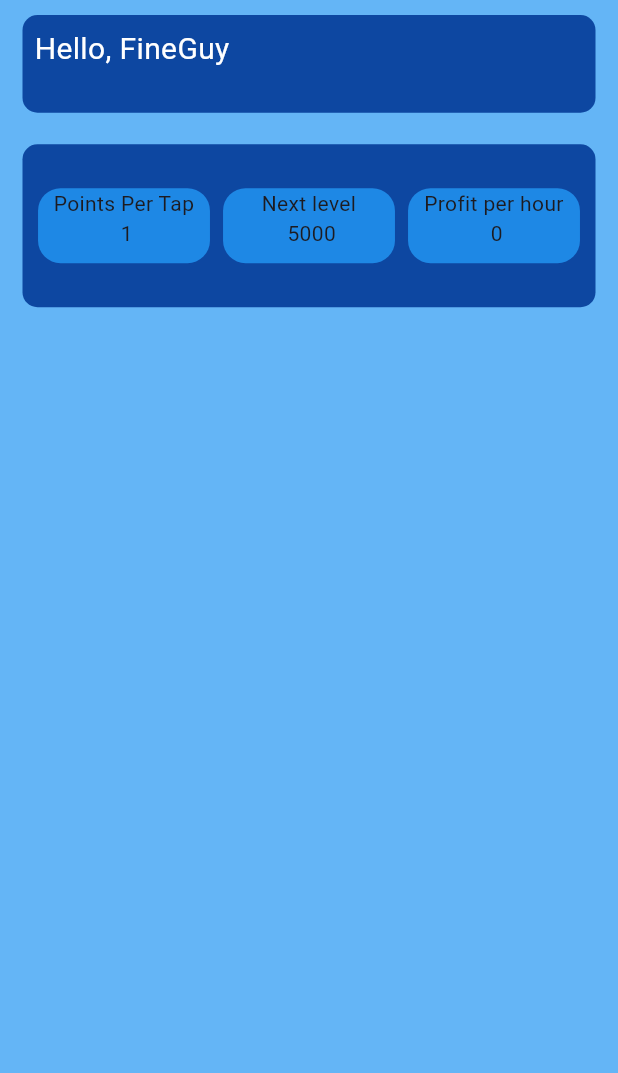
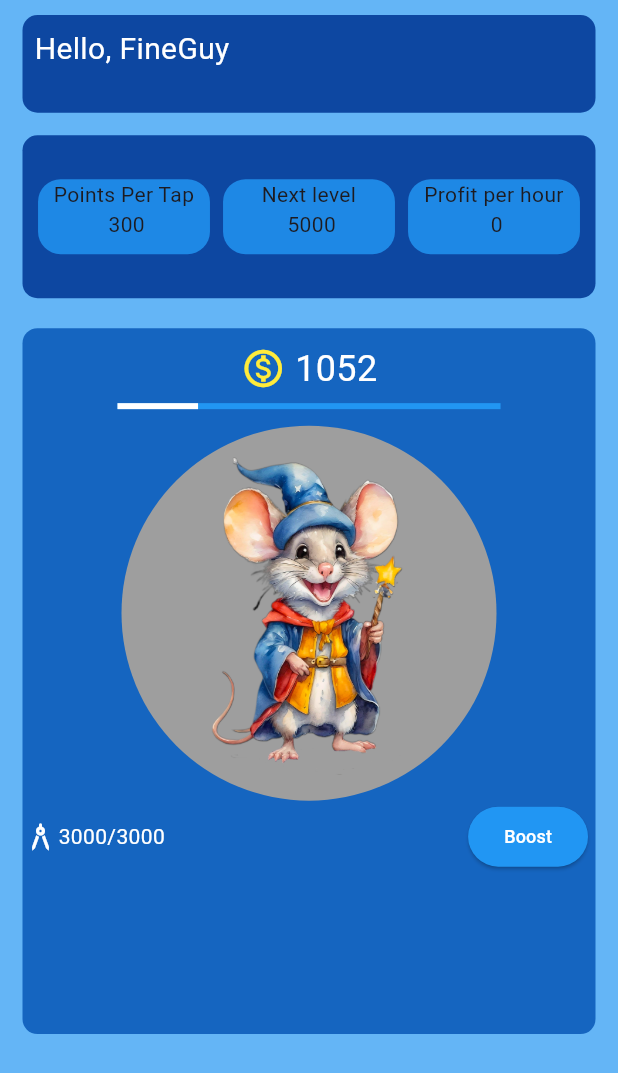
Before and after one commit to Fine-Guy-21/FineDrop-Flutter-App, a Flutter app: the screen it shows after launch, on a phone screen of 412 x 824 dp. Shown: the top 1073 px of the screen. Run offline on Flutter 3.47's test engine with Material 3 defaults, Android fonts, the phone set to English and light mode, and no system bars.

Commit message:
Update #3
Tap Funcion working

```diff
--- a/airdrop_demo/lib/Pages/home.dart
+++ b/airdrop_demo/lib/Pages/home.dart
@@ -1,5 +1,6 @@
 import 'package:flutter/material.dart';
 import 'package:airdrop_demo/model/user.dart';
+import 'package:airdrop_demo/widgets/circleButton.dart';
 
 class HomePage extends StatefulWidget {
   const HomePage({super.key});
@@ -10,8 +11,6 @@ class HomePage extends StatefulWidget {
 
 class _HomePageState extends State<HomePage> {
   UserProfile _user = UserProfile()..userName = 'FineGuy';
-
-
 
   @override
   Widget build(BuildContext context) {
@@ -33,9 +32,9 @@ class _HomePageState extends State<HomePage> {
                 decoration: BoxDecoration(
                     borderRadius: BorderRadius.circular(10),
                     color: Colors.blue[900]),
-                child:Text(
+                child: Text(
                   'Hello, ${_user.userName}',
-                  style:const TextStyle(fontSize: 20, color: Colors.white),
+                  style: const TextStyle(fontSize: 20, color: Colors.white),
                 ),
               ),
             ),
@@ -43,10 +42,9 @@ class _HomePageState extends State<HomePage> {
             const SizedBox(height: 5),
             // Statistics Bar
             Center(
-              child:Container(
-                  margin: const EdgeInsets.all(6),
+              child: Container(
                 padding: const EdgeInsets.all(6),
-                  height: screenHeight * (15/100),
+                height: screenHeight * (15 / 100),
                 width: screenWidth,
                 decoration: BoxDecoration(
                   borderRadius: BorderRadius.circular(10),
@@ -56,7 +54,7 @@ class _HomePageState extends State<HomePage> {
                   mainAxisAlignment: MainAxisAlignment.spaceAround,
                   children: [
                     Container(
-                                    width: screenWidth*(30/100),
+                      width: screenWidth * (30 / 100),
                       height: 50.0,
                       decoration: BoxDecoration(
                         color: Colors.blue[600],
@@ -65,14 +63,13 @@ class _HomePageState extends State<HomePage> {
                       child: Text(
                         "Points Per Tap \n ${_user.pointPerTap}",
                         textAlign: TextAlign.center,
-                                      style:const TextStyle(
+                        style: const TextStyle(
                           fontSize: 14,
                         ),
                       ),
                     ),
-
                     Container(
-                                    width: screenWidth*(30/100),
+                      width: screenWidth * (30 / 100),
                       height: 50.0,
                       decoration: BoxDecoration(
                         color: Colors.blue[600],
@@ -81,23 +78,22 @@ class _HomePageState extends State<HomePage> {
                       child: Text(
                         "Next level \n ${_user.nextLevel}",
                         textAlign: TextAlign.center,
-                                      style:const TextStyle(
+                        style: const TextStyle(
                           fontSize: 14,
                         ),
                       ),
                     ),
-
                     Container(
-                                    width: screenWidth*(30/100),
+                      width: screenWidth * (30 / 100),
                       height: 50.0,
                       decoration: BoxDecoration(
                         color: Colors.blue[600],
                         borderRadius: BorderRadius.circular(15.0),
                       ),
-                                    child:  Text(
+                      child: Text(
                         "Profit per hour \n ${_user.profitPerHour}",
                         textAlign: TextAlign.center,
-                                      style:const TextStyle(
+                        style: const TextStyle(
                           fontSize: 14,
                         ),
                       ),
@@ -107,6 +103,93 @@ class _HomePageState extends State<HomePage> {
               ),
             ),
 
+            const SizedBox(height: 5),
+
+            Container(
+              margin: const EdgeInsets.fromLTRB(6, 15, 6, 15),
+              padding: const EdgeInsets.fromLTRB(0, 10, 0, 0),
+              width: screenWidth,
+              height: screenHeight * (65 / 100),
+              decoration: BoxDecoration(
+                color: Colors.blue[800],
+                borderRadius: BorderRadius.circular(10),
+              ),
+              child: Column(
+                children: [
+                  Row(
+                    mainAxisAlignment: MainAxisAlignment.center,
+                    children: [
+                      const Icon(Icons.monetization_on_outlined,
+                          size: 30, color: Colors.yellow),
+                      Text(
+                        ' ${_user.userPoints}',
+                        style:const TextStyle(fontSize: 24, color: Colors.white),
+                      )
+                    ],
+                  ),
+                  // User amout & progress bar
+                  Container(
+                    padding: const EdgeInsets.all(6),
+                    width: screenWidth * (70 / 100),
+                    child: LinearProgressIndicator(
+                      value: (_user.userPoints/_user.nextLevel),
+                      backgroundColor: Colors.blue,
+                      color: Colors.white,
+                    ),
+                  ),
+
+                  // Tap circle
+                  /* Container(
+                    margin: const EdgeInsets.fromLTRB(0, 5, 0, 0),
+                    height: screenHeight * (45 / 100),
+                    width: screenWidth * (75 / 100),
+                    decoration: BoxDecoration(
+                        borderRadius: BorderRadius.circular(120),
+                        color: Colors.blue[900]),
+                    child: Image.asset(
+                      'assets/ai-generated-8618574_1280.png',
+                    ),
+                  ), */
+                  const SizedBox(height: 5,),
+
+                  Center(
+                    child: CircleButton(user: _user),
+                  ),
+
+                  // Energy & Boost
+                  Row(
+                    mainAxisAlignment: MainAxisAlignment.spaceBetween,
+                    children: [
+                      const Row(
+                        children: [
+                          Icon(
+                            Icons.architecture_rounded,
+                            color: Colors.white,
+                          ),
+                          Text(
+                            '3000/3000',
+                            style: TextStyle(color: Colors.white),
+                          )
+                        ],
+                      ),
+                      Container(
+                        padding: const EdgeInsets.fromLTRB(0, 0, 5, 0),
+                        child: ElevatedButton(
+                            onPressed: () => {},
+                            style: ElevatedButton.styleFrom(
+                              backgroundColor: Colors.blue,
+                            ),
+                            child: const Text(
+                              'Boost',
+                              style:
+                                  TextStyle(fontSize: 12, color: Colors.white),
+                            )),
+                      )
+                    ],
+                  )
+                ],
+              ),
+            ),
           ],
         ),
       ),
--- a/airdrop_demo/lib/model/user.dart
+++ b/airdrop_demo/lib/model/user.dart
@@ -2,8 +2,8 @@
 class UserProfile {
 
   String? userName;
-  int pointPerTap = 1;
-  int userPoints = 0;
+  int pointPerTap = 300;
+  int userPoints = 1052;
   int nextLevel = 5000;
   int profitPerHour = 0;
  void pointsForNextLevel() {
--- /dev/null
+++ b/airdrop_demo/lib/widgets/circleButton.dart
@@ -0,0 +1,41 @@
+import 'package:airdrop_demo/model/user.dart';
+import 'package:flutter/material.dart';
+
+class CircleButton extends StatefulWidget {
+  final UserProfile user;
+  const CircleButton({super.key, required this.user});
+
+  @override
+  State<CircleButton> createState() => _CircleButtonState();
+}
+
+class _CircleButtonState extends State<CircleButton> {
+  bool isSelected = false;
+
+  void _toggleButton() {
+    setState(() {
+      widget.user.userPoints+=widget.user.pointPerTap;
+    });
+  }
+
+  @override
+  Widget build(BuildContext context) {
+    return GestureDetector(
+      onTap: _toggleButton,
+      child: Container(
+        width: 250.0, // Change size as needed
+        height: 250.0,
+        decoration: BoxDecoration(
+          shape: BoxShape.circle,
+          color: isSelected ? Colors.blue : Colors.grey, // Change color based on state
+        ),
+        child: ClipOval(
+          child: Image.asset(
+                      'assets/ai-generated-8618574_1280.png',
+                      fit: BoxFit.contain,
+                    ),
+        ),
+      ),
+    );
+  }
+}
--- a/airdrop_demo/pubspec.yaml
+++ b/airdrop_demo/pubspec.yaml
@@ -59,7 +59,8 @@ flutter:
   uses-material-design: true
 
   # To add assets to your application, add an assets section, like this:
-  # assets:
+  assets:
+      - assets/ai-generated-8618574_1280.png
   #   - images/a_dot_burr.jpeg
   #   - images/a_dot_ham.jpeg
 
```
Also changed, not shown: airdrop_demo/assets/ai-generated-8618574_1280.png (added). Lines whose indentation alone changed are shown as unchanged.
